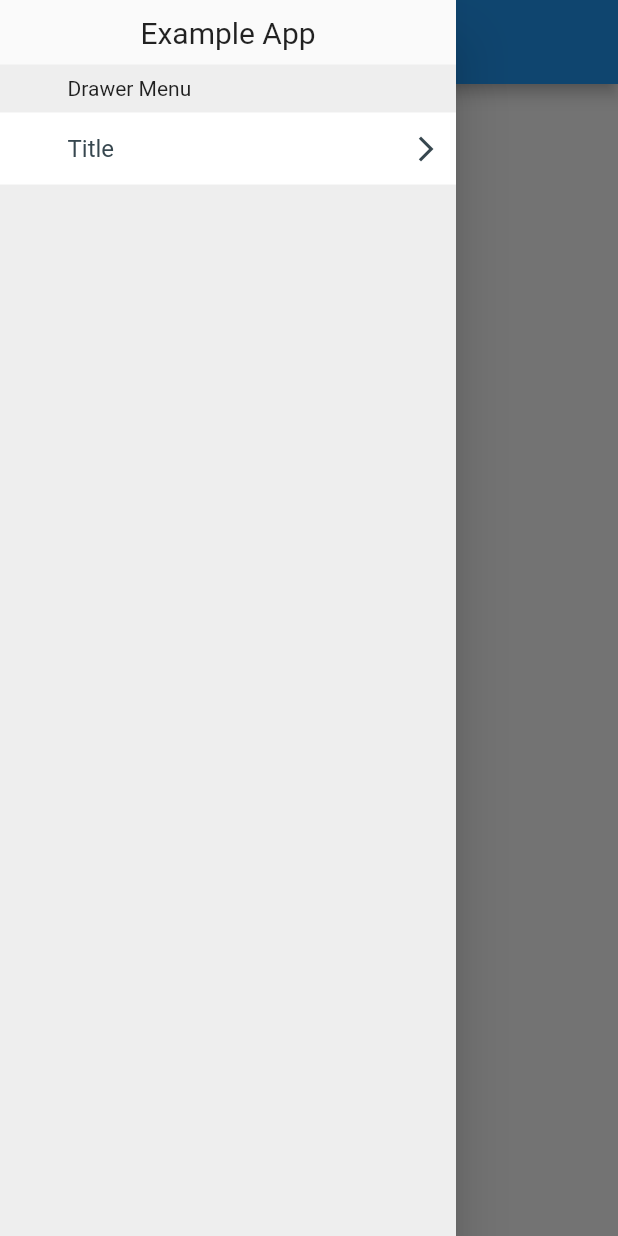
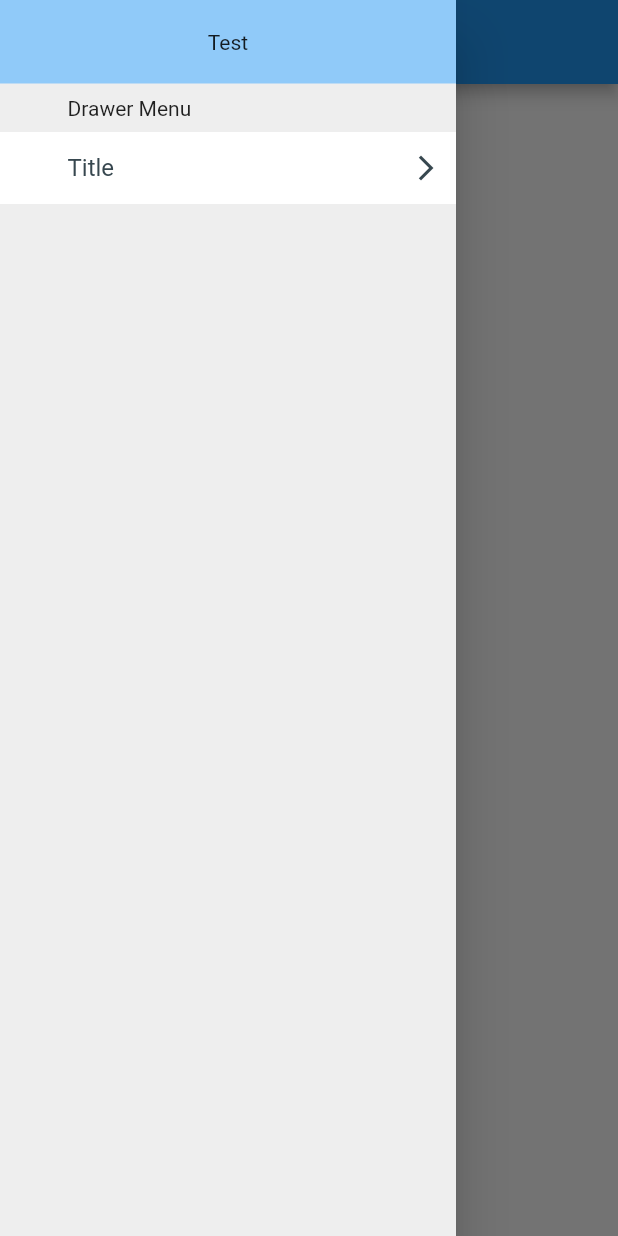
Before and after one commit to naoki0719/flutter_menu_list, a Flutter app: the screen it shows after launch, with the side drawer open, on a phone screen of 412 x 824 dp. Run offline on Flutter 3.47's test engine with Material 2 defaults, Android fonts, the phone set to English and light mode, and no system bars.

Commit message:
Add drawer to example

```diff
--- a/example/lib/main.dart
+++ b/example/lib/main.dart
@@ -31,18 +31,29 @@ class Example extends StatelessWidget {
       ),
       drawer: Drawer(
         child: Column(
+          mainAxisSize: MainAxisSize.min,
+          mainAxisAlignment: MainAxisAlignment.start,
+          crossAxisAlignment: CrossAxisAlignment.center,
           children: [
             Container(
-                padding: const EdgeInsets.all(10),
-                child: const Text(
-                  'Example App',
-                  style: TextStyle(
-                    fontSize: 20,
+              color: Theme.of(context).backgroundColor,
+              padding: const EdgeInsets.all(20),
+              child: const SafeArea(
+                child: Center(
+                  child: Text('Test'),
+                ),
+                bottom: false,
               ),
             ),
+            const Divider(
+              height: 0,
+              color: Color(0xFFEEEEEE),
             ),
-              const Expanded(
-                child: MenuListContainer(
+            Expanded(
+              child: MediaQuery.removePadding(
+                context: context,
+                removeTop: true,
+                child: const MenuListContainer(
                   sections: [
                     MenuListSection(
                       title: MenuListSectionTitle(title: 'Drawer Menu'),
@@ -53,6 +64,7 @@ class Example extends StatelessWidget {
                       ],
                     )
                   ],
+                ),
               ),
             ),
           ],
```
Lines whose indentation alone changed are shown as unchanged.
